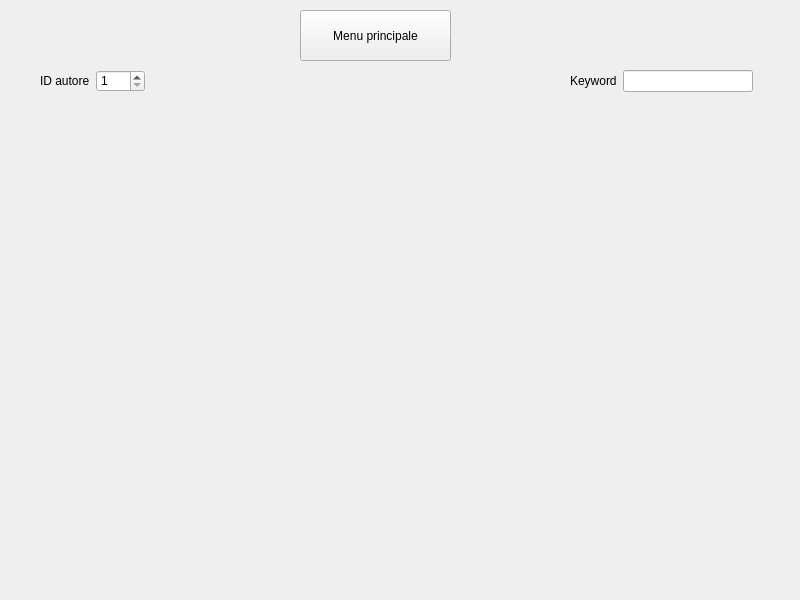
Before: the Qt Designer form mainwindow.ui in FranckRedery/PROGETTO_PO, drawn with Qt 5.
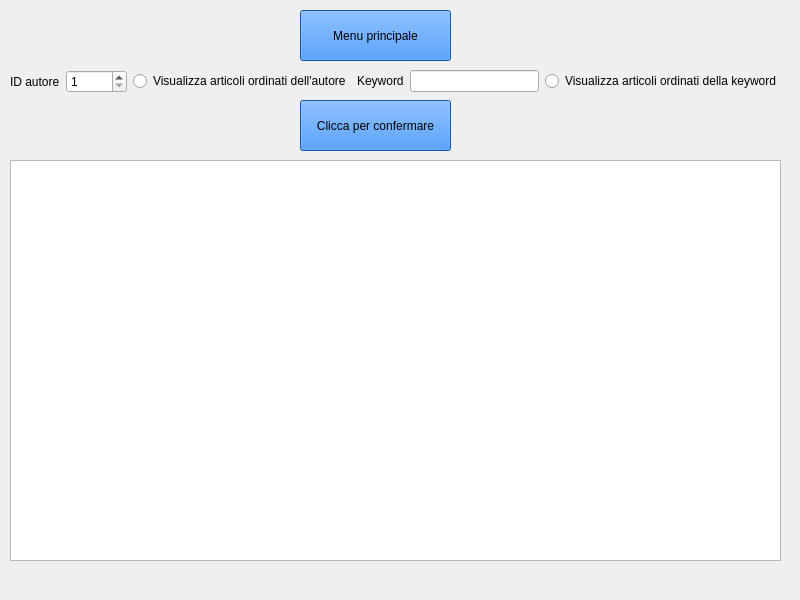
After: the same form once the commit is applied. The open tabs and pages were chosen to show the change.

What changed in the file:
```diff
--- a/mainwindow.ui
+++ b/mainwindow.ui
@@ -903,59 +903,98 @@
         <height>51</height>
        </rect>
       </property>
+      <property name="styleSheet">
+       <string notr="true">background-color: rgb(24,119,242);</string>
+      </property>
       <property name="text">
        <string>Menu principale</string>
       </property>
      </widget>
-     <widget class="QWidget" name="">
+     <widget class="QListWidget" name="PAG_D_LISTA">
       <property name="geometry">
        <rect>
-        <x>570</x>
-        <y>70</y>
-        <width>183</width>
-        <height>22</height>
+        <x>10</x>
+        <y>160</y>
+        <width>771</width>
+        <height>401</height>
        </rect>
       </property>
-      <layout class="QGridLayout" name="gridLayout_14">
-       <item row="0" column="0">
-        <widget class="QLabel" name="label_14">
-         <property name="text">
-          <string>Keyword</string>
-         </property>
-        </widget>
-       </item>
-       <item row="0" column="1">
-        <widget class="QLineEdit" name="PAG_D_KEYWORD"/>
-       </item>
-      </layout>
      </widget>
+     <widget class="QPushButton" name="PAG_D_PULSANTE_CONFERMA">
+      <property name="geometry">
+       <rect>
+        <x>300</x>
+        <y>100</y>
+        <width>151</width>
+        <height>51</height>
+       </rect>
+      </property>
+      <property name="styleSheet">
+       <string notr="true">background-color: rgb(24,119,242);</string>
+      </property>
+      <property name="text">
+       <string>Clicca per confermare</string>
+      </property>
+     </widget>
      <widget class="QWidget" name="">
       <property name="geometry">
        <rect>
-        <x>40</x>
+        <x>10</x>
         <y>70</y>
-        <width>105</width>
-        <height>22</height>
+        <width>771</width>
+        <height>24</height>
        </rect>
       </property>
-      <layout class="QGridLayout" name="gridLayout_15">
-       <item row="0" column="0">
-        <widget class="QLabel" name="label_13">
+      <layout class="QGridLayout" name="gridLayout_16">
+       <item row="0" column="3">
+        <widget class="QRadioButton" name="PAG_D_RADIO_VISUALIZZA_KEYWORD">
          <property name="text">
-          <string>ID autore</string>
+          <string>Visualizza articoli ordinati della keyword</string>
          </property>
         </widget>
        </item>
        <item row="0" column="1">
-        <widget class="QSpinBox" name="PAG_D_ID_AUTORE">
-         <property name="minimum">
-          <number>1</number>
+        <widget class="QRadioButton" name="PAG_D_RADIO_VISUALIZZA_AUTORE">
+         <property name="text">
+          <string>Visualizza articoli ordinati dell'autore</string>
          </property>
-         <property name="maximum">
-          <number>99999</number>
-         </property>
         </widget>
        </item>
+       <item row="0" column="0">
+        <layout class="QGridLayout" name="gridLayout_15">
+         <item row="0" column="0">
+          <widget class="QLabel" name="label_13">
+           <property name="text">
+            <string>ID autore</string>
+           </property>
+          </widget>
+         </item>
+         <item row="0" column="1">
+          <widget class="QSpinBox" name="PAG_D_ID_AUTORE">
+           <property name="minimum">
+            <number>1</number>
+           </property>
+           <property name="maximum">
+            <number>99999</number>
+           </property>
+          </widget>
+         </item>
+        </layout>
+       </item>
+       <item row="0" column="2">
+        <layout class="QGridLayout" name="gridLayout_14">
+         <item row="0" column="0">
+          <widget class="QLabel" name="label_14">
+           <property name="text">
+            <string>Keyword</string>
+           </property>
+          </widget>
+         </item>
+         <item row="0" column="1">
+          <widget class="QLineEdit" name="PAG_D_KEYWORD"/>
+         </item>
+        </layout>
+       </item>
       </layout>
      </widget>
     </widget>
```
Left out of the diff: 12 changed lines with no effect on the pictures.
